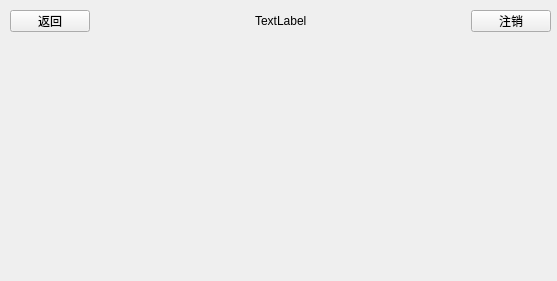
Qt form lab3a/mastervew.ui (SandraChen888/Sandra_QTCourse) before a commit.
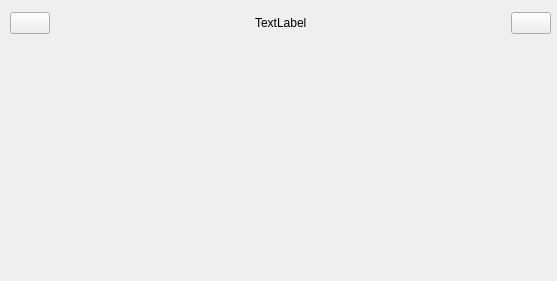
The same form after that commit. Icons and pictures are not drawn.

```diff
--- a/lab3a/mastervew.ui
+++ b/lab3a/mastervew.ui
@@ -23,20 +23,24 @@
     </rect>
    </property>
   </widget>
-  <widget class="QWidget" name="">
+  <widget class="QWidget" name="layoutWidget">
    <property name="geometry">
     <rect>
      <x>10</x>
      <y>10</y>
      <width>541</width>
-     <height>22</height>
+     <height>26</height>
     </rect>
    </property>
    <layout class="QHBoxLayout" name="horizontalLayout">
     <item>
      <widget class="QPushButton" name="btnback">
       <property name="text">
-       <string>返回</string>
+       <string/>
+      </property>
+      <property name="icon">
+       <iconset resource="lab3a.qrc">
+        <normaloff>:/img/circle_left.png</normaloff>:/img/circle_left.png</iconset>
       </property>
      </widget>
     </item>
@@ -76,7 +80,11 @@
     <item>
      <widget class="QPushButton" name="btnLogout">
       <property name="text">
-       <string>注销</string>
+       <string/>
+      </property>
+      <property name="icon">
+       <iconset resource="lab3a.qrc">
+        <normaloff>:/img/logout.png</normaloff>:/img/logout.png</iconset>
       </property>
      </widget>
     </item>
```
Left out of the diff: 4 changed lines with no effect on the pictures.
